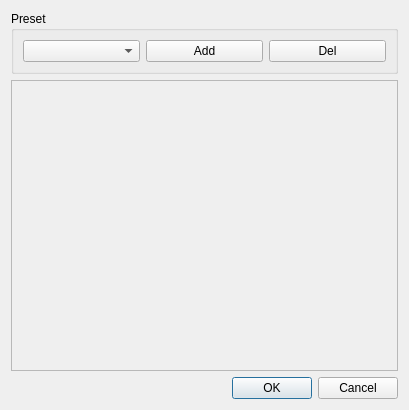
First picture: the form in milla-view/plugindock.ui, repository matrixsmaster/MILLA, before the edit.
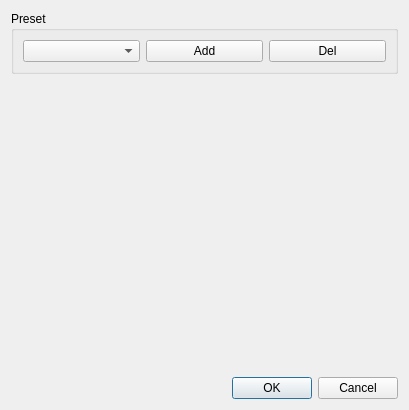
Second picture: the form after the edit.

```diff
--- a/milla-view/plugindock.ui
+++ b/milla-view/plugindock.ui
@@ -13,6 +13,8 @@
   <property name="windowTitle">
    <string>Dialog</string>
   </property>
+  <layout class="QVBoxLayout" name="verticalLayout_2">
+   <item>
   <layout class="QVBoxLayout" name="verticalLayout">
    <item>
     <widget class="QGroupBox" name="groupBox">
@@ -47,14 +49,9 @@
     </widget>
    </item>
    <item>
-    <widget class="QFrame" name="frame">
-     <property name="frameShape">
-      <enum>QFrame::StyledPanel</enum>
-     </property>
-     <property name="frameShadow">
-      <enum>QFrame::Raised</enum>
-     </property>
-    </widget>
+      <widget class="QWidget" name="widget" native="true"/>
+     </item>
+    </layout>
    </item>
    <item>
     <widget class="QDialogButtonBox" name="buttonBox">
```
Lines whose indentation alone changed are shown as unchanged.
